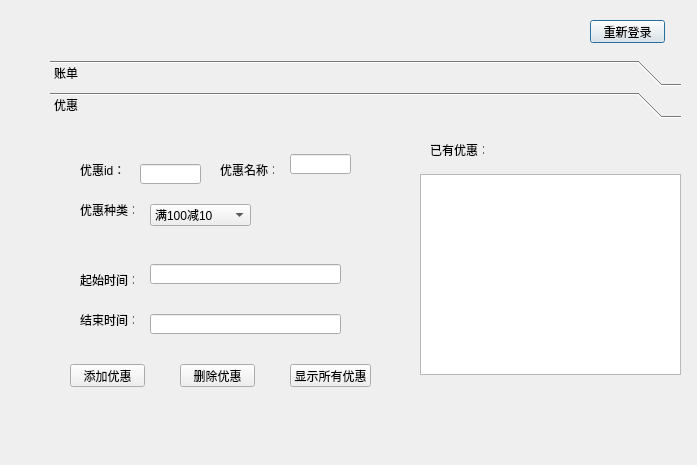
Before: the Qt Designer form myboss.ui in XMeleny/DB, drawn with Qt 5.
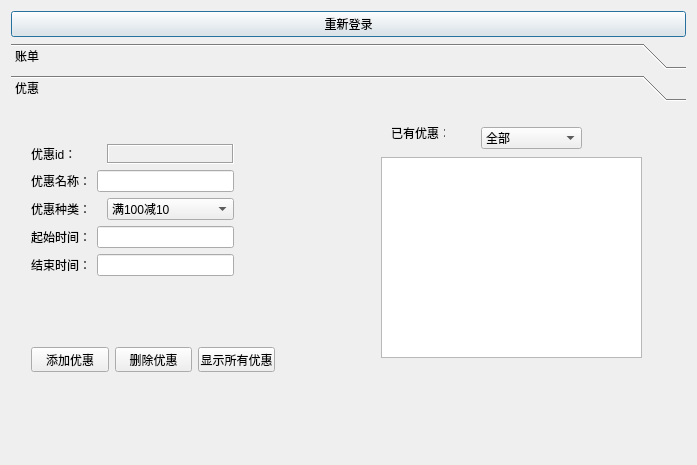
After: the same form once the commit is applied. The open tabs and pages were chosen to show the change.

```diff
--- a/myboss.ui
+++ b/myboss.ui
@@ -10,31 +10,25 @@
     <height>465</height>
    </rect>
   </property>
+  <property name="maximumSize">
+   <size>
+    <width>16777215</width>
+    <height>16777215</height>
+   </size>
+  </property>
   <property name="windowTitle">
    <string>老板界面</string>
   </property>
+  <layout class="QVBoxLayout" name="verticalLayout_3">
+   <item>
   <widget class="QPushButton" name="loginAgain">
-   <property name="geometry">
-    <rect>
-     <x>590</x>
-     <y>20</y>
-     <width>75</width>
-     <height>23</height>
-    </rect>
-   </property>
    <property name="text">
     <string>重新登录</string>
    </property>
   </widget>
+   </item>
+   <item>
   <widget class="QToolBox" name="toolBox">
-   <property name="geometry">
-    <rect>
-     <x>50</x>
-     <y>60</y>
-     <width>631</width>
-     <height>361</height>
-    </rect>
-   </property>
    <widget class="QWidget" name="toolBoxPage1">
     <property name="geometry">
      <rect>
@@ -181,62 +175,13 @@
      <rect>
       <x>0</x>
       <y>0</y>
-      <width>631</width>
-      <height>319</height>
+        <width>679</width>
+        <height>366</height>
      </rect>
     </property>
     <attribute name="label">
      <string>优惠</string>
     </attribute>
-    <widget class="QLineEdit" name="start">
-     <property name="geometry">
-      <rect>
-       <x>100</x>
-       <y>140</y>
-       <width>191</width>
-       <height>20</height>
-      </rect>
-     </property>
-    </widget>
-    <widget class="QLabel" name="label_3">
-     <property name="geometry">
-      <rect>
-       <x>30</x>
-       <y>150</y>
-       <width>54</width>
-       <height>12</height>
-      </rect>
-     </property>
-     <property name="text">
-      <string>起始时间：</string>
-     </property>
-    </widget>
-    <widget class="QPushButton" name="addDiscount">
-     <property name="geometry">
-      <rect>
-       <x>20</x>
-       <y>240</y>
-       <width>75</width>
-       <height>23</height>
-      </rect>
-     </property>
-     <property name="text">
-      <string>添加优惠</string>
-     </property>
-    </widget>
-    <widget class="QPushButton" name="deleteDiscount">
-     <property name="geometry">
-      <rect>
-       <x>130</x>
-       <y>240</y>
-       <width>75</width>
-       <height>23</height>
-      </rect>
-     </property>
-     <property name="text">
-      <string>删除优惠</string>
-     </property>
-    </widget>
     <widget class="QTableView" name="tableView">
      <property name="geometry">
       <rect>
@@ -269,51 +214,20 @@
       <string>已有优惠：</string>
      </property>
     </widget>
-    <widget class="QLabel" name="label">
-     <property name="geometry">
-      <rect>
-       <x>30</x>
-       <y>190</y>
-       <width>54</width>
-       <height>12</height>
-      </rect>
-     </property>
-     <property name="text">
-      <string>结束时间：</string>
-     </property>
-    </widget>
-    <widget class="QLineEdit" name="end">
-     <property name="geometry">
-      <rect>
-       <x>100</x>
-       <y>190</y>
-       <width>191</width>
-       <height>20</height>
-      </rect>
-     </property>
-    </widget>
-    <widget class="QLabel" name="label_2">
-     <property name="geometry">
-      <rect>
-       <x>30</x>
-       <y>80</y>
-       <width>54</width>
-       <height>12</height>
-      </rect>
-     </property>
-     <property name="text">
-      <string>优惠种类：</string>
-     </property>
-    </widget>
     <widget class="QComboBox" name="kind">
      <property name="geometry">
       <rect>
-       <x>100</x>
-       <y>80</y>
+         <x>470</x>
+         <y>20</y>
        <width>101</width>
        <height>22</height>
       </rect>
      </property>
+       <item>
+        <property name="text">
+         <string>全部</string>
+        </property>
+       </item>
      <item>
       <property name="text">
        <string>满100减10</string>
@@ -345,67 +259,196 @@
       </property>
      </item>
     </widget>
+      <widget class="QWidget" name="">
+       <property name="geometry">
+        <rect>
+         <x>20</x>
+         <y>240</y>
+         <width>244</width>
+         <height>25</height>
+        </rect>
+       </property>
+       <layout class="QHBoxLayout" name="horizontalLayout_6">
+        <item>
+         <widget class="QPushButton" name="addDiscount">
+          <property name="text">
+           <string>添加优惠</string>
+          </property>
+         </widget>
+        </item>
+        <item>
+         <widget class="QPushButton" name="deleteDiscount">
+          <property name="text">
+           <string>删除优惠</string>
+          </property>
+         </widget>
+        </item>
+        <item>
+         <widget class="QPushButton" name="pushButton">
+          <property name="text">
+           <string>显示所有优惠</string>
+          </property>
+         </widget>
+        </item>
+       </layout>
+      </widget>
+      <widget class="QWidget" name="">
+       <property name="geometry">
+        <rect>
+         <x>20</x>
+         <y>37</y>
+         <width>203</width>
+         <height>132</height>
+        </rect>
+       </property>
+       <layout class="QVBoxLayout" name="verticalLayout">
+        <item>
+         <layout class="QHBoxLayout" name="horizontalLayout">
+          <item>
     <widget class="QLabel" name="label_5">
-     <property name="geometry">
-      <rect>
-       <x>30</x>
-       <y>40</y>
-       <width>54</width>
-       <height>12</height>
-      </rect>
+            <property name="maximumSize">
+             <size>
+              <width>70</width>
+              <height>16777215</height>
+             </size>
      </property>
      <property name="text">
       <string>优惠id：</string>
      </property>
     </widget>
-    <widget class="QLineEdit" name="id">
-     <property name="geometry">
-      <rect>
-       <x>90</x>
-       <y>40</y>
-       <width>61</width>
-       <height>20</height>
-      </rect>
-     </property>
-    </widget>
-    <widget class="QLineEdit" name="name">
-     <property name="geometry">
-      <rect>
-       <x>240</x>
-       <y>30</y>
-       <width>61</width>
-       <height>20</height>
-      </rect>
-     </property>
-    </widget>
+          </item>
+          <item>
+           <widget class="QLabel" name="id">
+            <property name="frameShape">
+             <enum>QFrame::Box</enum>
+            </property>
+            <property name="frameShadow">
+             <enum>QFrame::Sunken</enum>
+            </property>
+            <property name="text">
+             <string/>
+            </property>
+           </widget>
+          </item>
+         </layout>
+        </item>
+        <item>
+         <layout class="QHBoxLayout" name="horizontalLayout_2">
+          <item>
     <widget class="QLabel" name="label_6">
-     <property name="geometry">
-      <rect>
-       <x>170</x>
-       <y>40</y>
-       <width>54</width>
-       <height>12</height>
-      </rect>
+            <property name="maximumSize">
+             <size>
+              <width>70</width>
+              <height>16777215</height>
+             </size>
      </property>
      <property name="text">
       <string>优惠名称：</string>
      </property>
     </widget>
-    <widget class="QPushButton" name="pushButton">
-     <property name="geometry">
-      <rect>
-       <x>240</x>
-       <y>240</y>
-       <width>81</width>
-       <height>23</height>
-      </rect>
+          </item>
+          <item>
+           <widget class="QLineEdit" name="name"/>
+          </item>
+         </layout>
+        </item>
+        <item>
+         <layout class="QHBoxLayout" name="horizontalLayout_3">
+          <item>
+           <widget class="QLabel" name="label_2">
+            <property name="maximumSize">
+             <size>
+              <width>70</width>
+              <height>16777215</height>
+             </size>
      </property>
      <property name="text">
-      <string>显示所有优惠</string>
-     </property>
-    </widget>
-   </widget>
-  </widget>
+             <string>优惠种类：</string>
+            </property>
+           </widget>
+          </item>
+          <item>
+           <widget class="QComboBox" name="comboBox_4">
+            <item>
+             <property name="text">
+              <string>满100减10</string>
+             </property>
+            </item>
+            <item>
+             <property name="text">
+              <string>满200减20</string>
+             </property>
+            </item>
+            <item>
+             <property name="text">
+              <string>满300减30</string>
+             </property>
+            </item>
+            <item>
+             <property name="text">
+              <string>七折</string>
+             </property>
+            </item>
+            <item>
+             <property name="text">
+              <string>八折</string>
+             </property>
+            </item>
+            <item>
+             <property name="text">
+              <string>九折</string>
+             </property>
+            </item>
+           </widget>
+          </item>
+         </layout>
+        </item>
+        <item>
+         <layout class="QHBoxLayout" name="horizontalLayout_4">
+          <item>
+           <widget class="QLabel" name="label_3">
+            <property name="maximumSize">
+             <size>
+              <width>70</width>
+              <height>16777215</height>
+             </size>
+            </property>
+            <property name="text">
+             <string>起始时间：</string>
+            </property>
+           </widget>
+          </item>
+          <item>
+           <widget class="QLineEdit" name="start"/>
+          </item>
+         </layout>
+        </item>
+        <item>
+         <layout class="QHBoxLayout" name="horizontalLayout_5">
+          <item>
+           <widget class="QLabel" name="label">
+            <property name="maximumSize">
+             <size>
+              <width>70</width>
+              <height>16777215</height>
+             </size>
+            </property>
+            <property name="text">
+             <string>结束时间：</string>
+            </property>
+           </widget>
+          </item>
+          <item>
+           <widget class="QLineEdit" name="end"/>
+          </item>
+         </layout>
+        </item>
+       </layout>
+      </widget>
+     </widget>
+    </widget>
+   </item>
+  </layout>
  </widget>
  <resources/>
  <connections/>
```
Left out of the diff: 212 changed lines with no effect on the pictures. Lines whose indentation alone changed are shown as unchanged.
